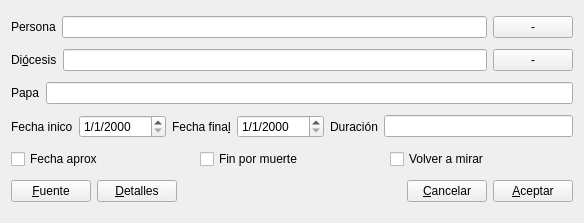
Before: the Qt Designer form gui/dlgnuevoobispo.ui in rogorido/qtpredicadores, drawn with Qt 5.
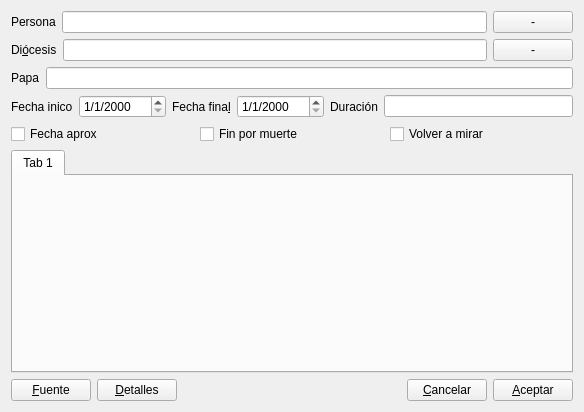
After: the same form once the commit is applied. Icons and pictures are not drawn. Custom widgets are drawn as their Qt base class.

Commit message: Uso de Notas en lo de nuevo obispo

```diff
--- a/gui/dlgnuevoobispo.ui
+++ b/gui/dlgnuevoobispo.ui
@@ -7,7 +7,7 @@
     <x>0</x>
     <y>0</y>
     <width>584</width>
-    <height>223</height>
+    <height>412</height>
    </rect>
   </property>
   <property name="windowTitle">
@@ -163,6 +163,23 @@
      </item>
     </layout>
    </item>
+   <item>
+    <widget class="QTabWidget" name="tabWidget">
+     <property name="currentIndex">
+      <number>0</number>
+     </property>
+     <widget class="QWidget" name="tab">
+      <attribute name="title">
+       <string>Tab 1</string>
+      </attribute>
+      <layout class="QHBoxLayout" name="horizontalLayout_7">
+       <item>
+        <widget class="WidgetNotas" name="wdNotas" native="true"/>
+       </item>
+      </layout>
+     </widget>
+    </widget>
+   </item>
    <item>
     <layout class="QHBoxLayout" name="horizontalLayout">
      <item>
@@ -216,6 +233,12 @@
    <extends>QLineEdit</extends>
    <header location="global">widgets/myqlineedit.h</header>
   </customwidget>
+  <customwidget>
+   <class>WidgetNotas</class>
+   <extends>QWidget</extends>
+   <header>widgets/widgetnotas.h</header>
+   <container>1</container>
+  </customwidget>
  </customwidgets>
  <resources>
   <include location="../icons.qrc"/>
```
The commit also changes 3 other files.
